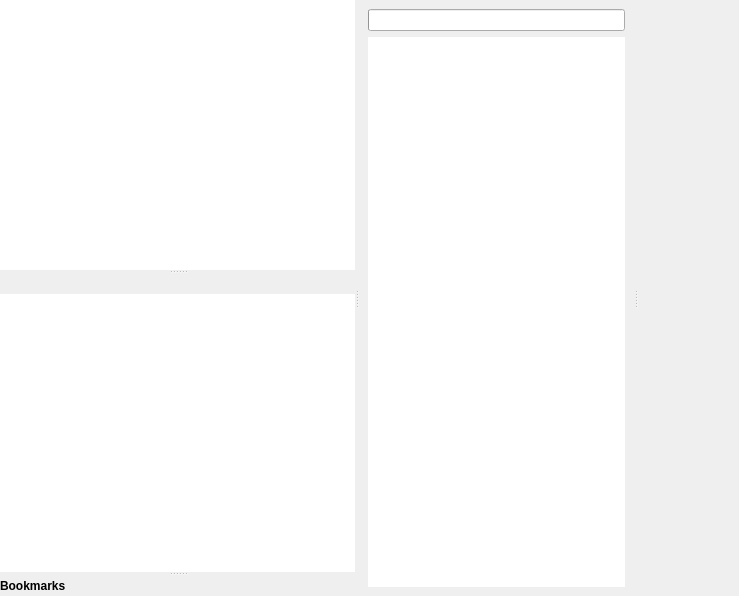
Before: the Qt Designer form Sources/filemgmt/ptFileMgrWindow.ui in dzz007/photivo, drawn with Qt 5.
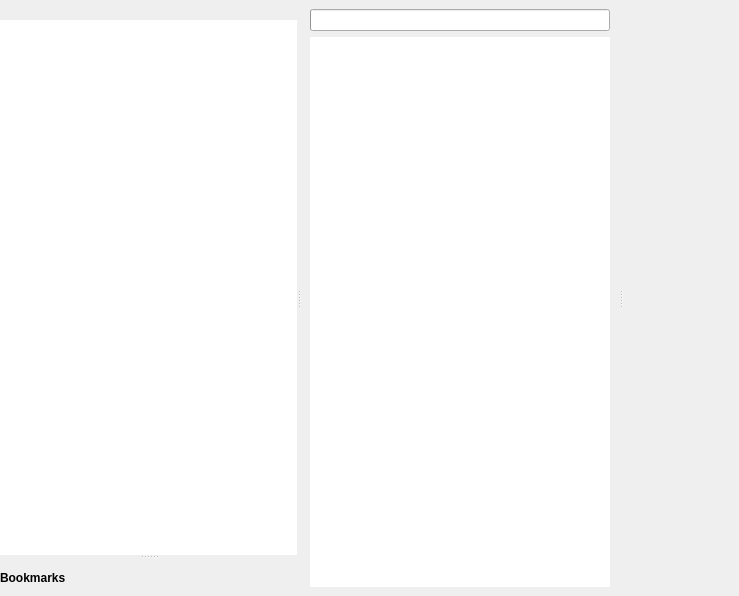
After: the same form once the commit is applied.

Commit message: - Removed the file system tree - FM window: Revised the splitter setup and adjusted the stylesheet for same size padding between   the panes and same corner radius everywhere.

```diff
--- a/Sources/filemgmt/ptFileMgrWindow.ui
+++ b/Sources/filemgmt/ptFileMgrWindow.ui
@@ -21,7 +21,7 @@
     <number>0</number>
    </property>
    <item>
-    <widget class="QSplitter" name="m_MainSplitter">
+    <widget class="QSplitter" name="FMMainSplitter">
      <property name="orientation">
       <enum>Qt::Horizontal</enum>
      </property>
@@ -38,38 +38,6 @@
          <property name="orientation">
           <enum>Qt::Vertical</enum>
          </property>
-         <widget class="QWidget" name="FMTreePane" native="true">
-          <property name="minimumSize">
-           <size>
-            <width>250</width>
-            <height>0</height>
-           </size>
-          </property>
-          <property name="baseSize">
-           <size>
-            <width>250</width>
-            <height>0</height>
-           </size>
-          </property>
-          <layout class="QVBoxLayout" name="m_TreePaneLayout">
-           <item>
-            <widget class="QTreeView" name="m_DirTree">
-             <property name="frameShape">
-              <enum>QFrame::NoFrame</enum>
-             </property>
-             <property name="frameShadow">
-              <enum>QFrame::Plain</enum>
-             </property>
-             <property name="editTriggers">
-              <set>QAbstractItemView::NoEditTriggers</set>
-             </property>
-             <property name="headerHidden">
-              <bool>true</bool>
-             </property>
-            </widget>
-           </item>
-          </layout>
-         </widget>
          <widget class="QWidget" name="FMDirListPane" native="true">
           <layout class="QVBoxLayout" name="m_DirListPaneLayout">
            <item>
@@ -145,16 +113,6 @@
        </item>
       </layout>
      </widget>
-     <widget class="QWidget" name="Views" native="true">
-      <layout class="QVBoxLayout" name="verticalLayout_5">
-       <property name="margin">
-        <number>0</number>
-       </property>
-       <item>
-        <widget class="QSplitter" name="ViewSplitter">
-         <property name="orientation">
-          <enum>Qt::Horizontal</enum>
-         </property>
          <widget class="QWidget" name="FMThumbPane" native="true">
           <layout class="QVBoxLayout" name="m_ThumbPaneLayout">
            <property name="margin">
@@ -182,11 +140,7 @@
            </item>
           </layout>
          </widget>
-         <widget class="QWidget" name="ImageView" native="true"/>
-        </widget>
-       </item>
-      </layout>
-     </widget>
+     <widget class="QWidget" name="FMImageViewPane" native="true"/>
     </widget>
    </item>
   </layout>
```
Left out of the diff: 4 changed lines with no effect on the pictures. Lines whose indentation alone changed are shown as unchanged. The commit also changes 6 other files.
